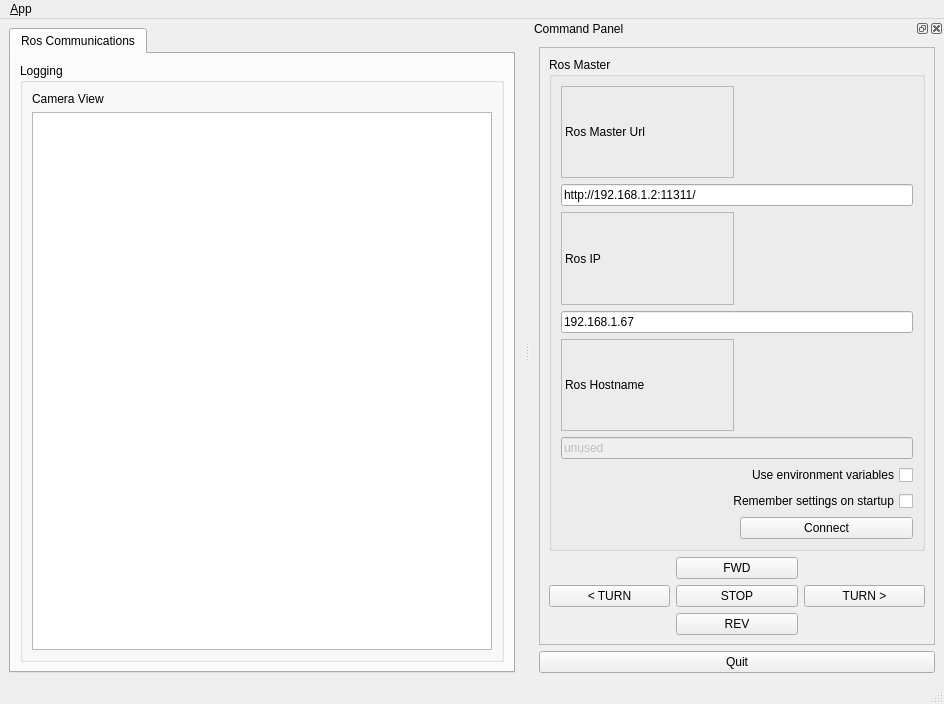
First picture: the form in ui/main_window.ui, repository kyuhyong/r1mini_gui_teleop, before the edit.
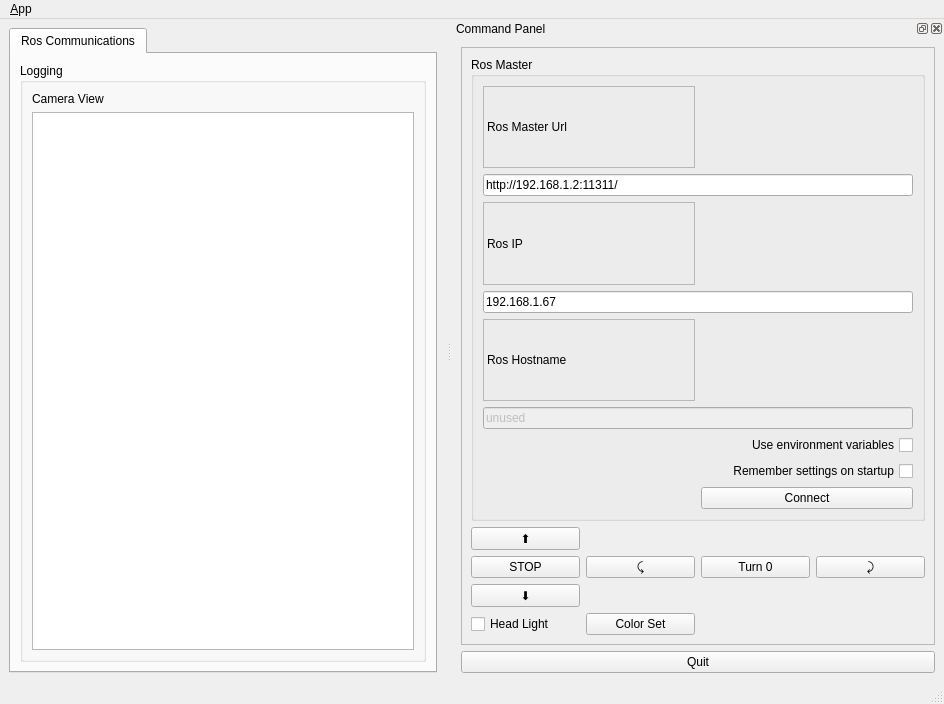
Second picture: the form after the edit. Icons and pictures are not drawn.

Commit message: Added service Color set

What changed in the file:
```diff
--- a/ui/main_window.ui
+++ b/ui/main_window.ui
@@ -104,8 +104,8 @@
    </property>
    <property name="minimumSize">
     <size>
-     <width>414</width>
-     <height>484</height>
+     <width>492</width>
+     <height>512</height>
     </size>
    </property>
    <property name="allowedAreas">
@@ -263,38 +263,59 @@
         </item>
         <item>
          <layout class="QGridLayout" name="gridLayout_2">
-          <item row="1" column="2">
+          <item row="2" column="0">
+           <widget class="QPushButton" name="button_move_rev">
+            <property name="text">
+             <string>⬇</string>
+            </property>
+           </widget>
+          </item>
+          <item row="1" column="3">
+           <widget class="QPushButton" name="buttonTurnZero">
+            <property name="text">
+             <string>Turn 0</string>
+            </property>
+           </widget>
+          </item>
+          <item row="3" column="0">
+           <widget class="QCheckBox" name="checkBoxHeadlightOnOff">
+            <property name="text">
+             <string>Head Light</string>
+            </property>
+           </widget>
+          </item>
+          <item row="1" column="0">
            <widget class="QPushButton" name="button_move_stop">
             <property name="text">
              <string>STOP</string>
             </property>
            </widget>
           </item>
-          <item row="1" column="0">
-           <widget class="QPushButton" name="button_move_left">
-            <property name="text">
-             <string>&lt; TURN</string>
-            </property>
-           </widget>
-          </item>
-          <item row="1" column="3">
-           <widget class="QPushButton" name="button_move_right">
-            <property name="text">
-             <string>TURN &gt;</string>
-            </property>
-           </widget>
-          </item>
-          <item row="0" column="2">
+          <item row="0" column="0">
            <widget class="QPushButton" name="button_move_fwd">
             <property name="text">
-             <string>FWD</string>
+             <string>⬆</string>
             </property>
            </widget>
           </item>
-          <item row="2" column="2">
-           <widget class="QPushButton" name="button_move_rev">
+          <item row="1" column="5">
+           <widget class="QPushButton" name="button_move_right">
             <property name="text">
-             <string>REV</string>
+             <string>⤸</string>
+            </property>
+           </widget>
+          </item>
+          <item row="1" column="2">
+           <widget class="QPushButton" name="button_move_left">
+            <property name="text">
+             <string>⤹</string>
+            </property>
+           </widget>
+          </item>
+          <item row="3" column="2">
+           <widget class="QPushButton" name="buttonSetColor">
+            <property name="text">
+             <string>Color Set</string>
             </property>
            </widget>
           </item>
```
The commit also changes 7 other files.
